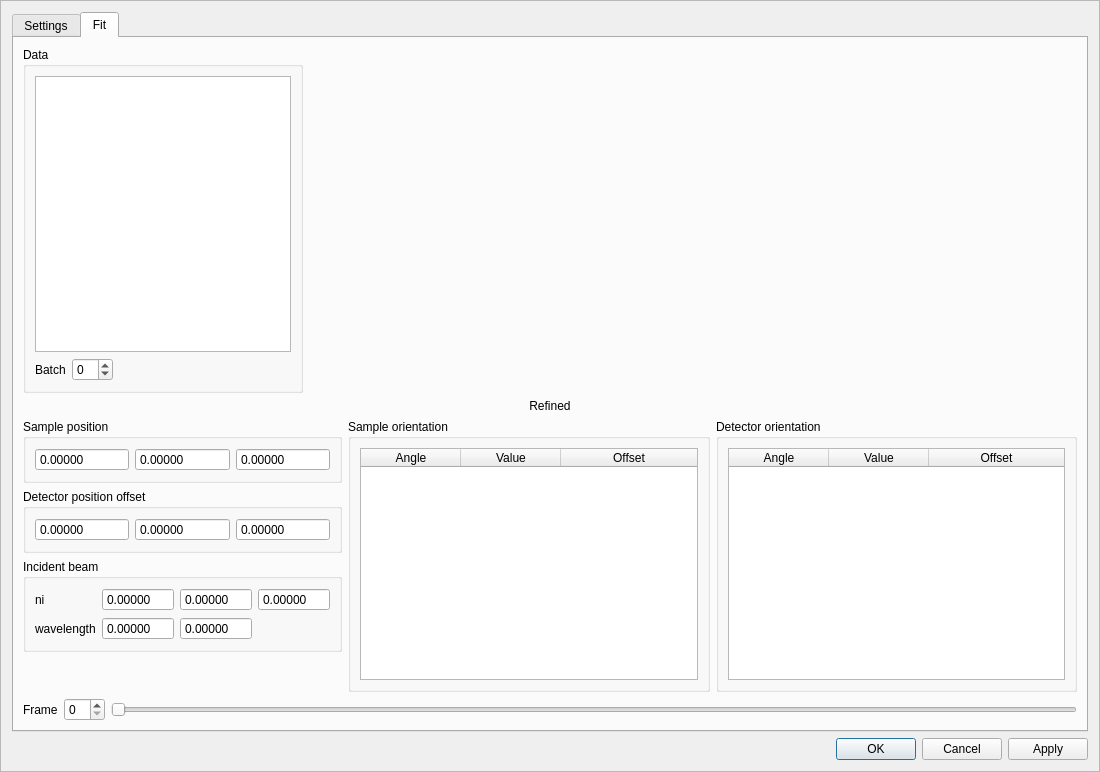
Above: apps/nsxqt/ui/FrameRefiner.ui from k61n/openhkl before the change. Below: the same form after it.
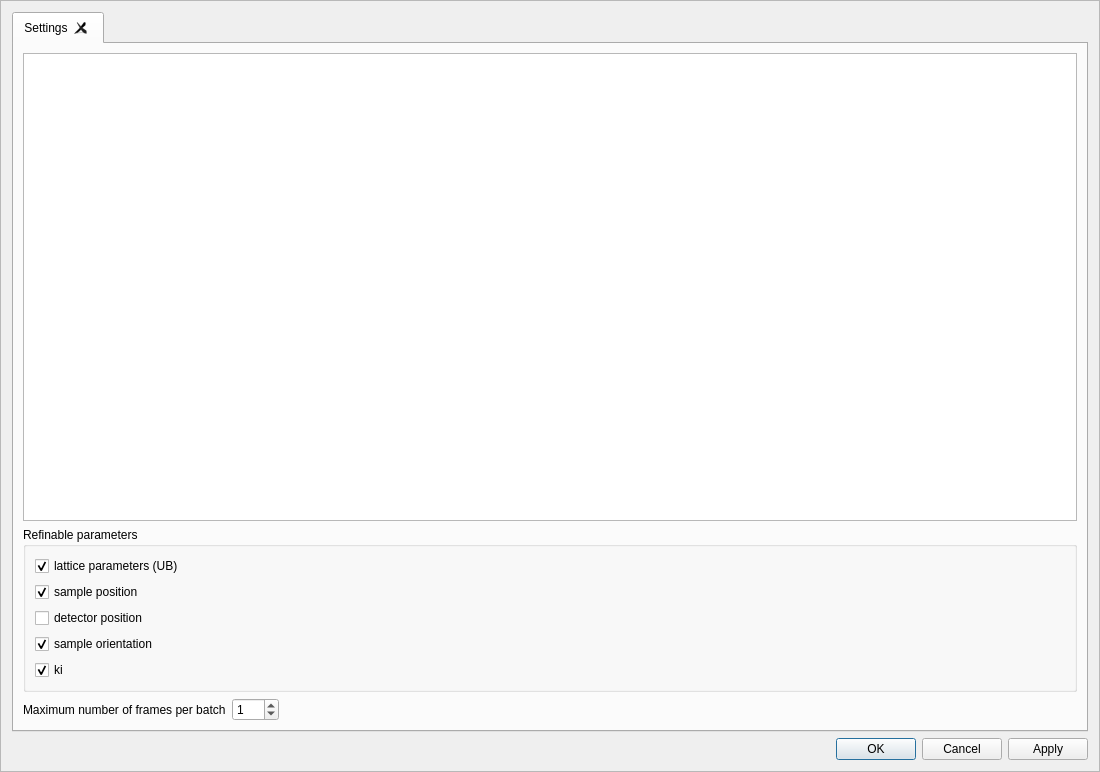
That is the form after the change. Custom widgets are drawn as their Qt base class.

Commit message: Added WidgetRefinerFit for the display of the results of the refiner fit Updated code accordingly

Diff of the .ui file:
```diff
--- a/apps/nsxqt/ui/FrameRefiner.ui
+++ b/apps/nsxqt/ui/FrameRefiner.ui
@@ -29,7 +29,10 @@
    <item>
     <widget class="QTabWidget" name="tabWidget">
      <property name="currentIndex">
-      <number>1</number>
+      <number>0</number>
+     </property>
+     <property name="tabsClosable">
+      <bool>true</bool>
      </property>
      <widget class="QWidget" name="settings">
       <attribute name="title">
@@ -130,13 +133,13 @@
               <bool>true</bool>
              </property>
              <property name="minimum">
-              <number>100</number>
+              <number>1</number>
              </property>
              <property name="maximum">
-              <number>10000</number>
+              <number>100</number>
              </property>
              <property name="value">
-              <number>10000</number>
+              <number>1</number>
              </property>
             </widget>
            </item>
@@ -159,557 +162,6 @@
        </item>
       </layout>
      </widget>
-     <widget class="QWidget" name="fit">
-      <attribute name="title">
-       <string>Fit</string>
-      </attribute>
-      <layout class="QVBoxLayout" name="verticalLayout_12">
-       <item>
-        <layout class="QVBoxLayout" name="verticalLayout_11" stretch="1,0,0">
-         <item>
-          <layout class="QHBoxLayout" name="horizontalLayout_5" stretch="0,1">
-           <item>
-            <layout class="QVBoxLayout" name="verticalLayout_6">
-             <item>
-              <widget class="QGroupBox" name="groupBox_2">
-               <property name="title">
-                <string>Data</string>
-               </property>
-               <layout class="QVBoxLayout" name="verticalLayout_5">
-                <item>
-                 <widget class="QListWidget" name="selected_data">
-                  <property name="toolTip">
-                   <string>&lt;html&gt;&lt;head/&gt;&lt;body&gt;&lt;p&gt;Select the data for which the cost function shold be inspected.&lt;/p&gt;&lt;/body&gt;&lt;/html&gt;</string>
-                  </property>
-                 </widget>
-                </item>
-                <item>
-                 <layout class="QHBoxLayout" name="horizontalLayout_6">
-                  <item>
-                   <widget class="QLabel" name="label_2">
-                    <property name="text">
-                     <string>Batch</string>
-                    </property>
-                   </widget>
-                  </item>
-                  <item>
-                   <widget class="QSpinBox" name="selected_batch">
-                    <property name="toolTip">
-                     <string>&lt;html&gt;&lt;head/&gt;&lt;body&gt;&lt;p&gt;Select the batch for which the cost function and the offsets should be inspected.&lt;/p&gt;&lt;/body&gt;&lt;/html&gt;</string>
-                    </property>
-                    <property name="wrapping">
-                     <bool>true</bool>
-                    </property>
-                    <property name="readOnly">
-                     <bool>false</bool>
-                    </property>
-                    <property name="buttonSymbols">
-                     <enum>QAbstractSpinBox::UpDownArrows</enum>
-                    </property>
-                   </widget>
-                  </item>
-                  <item>
-                   <spacer name="horizontalSpacer_2">
-                    <property name="orientation">
-                     <enum>Qt::Horizontal</enum>
-                    </property>
-                    <property name="sizeHint" stdset="0">
-                     <size>
-                      <width>40</width>
-                      <height>20</height>
-                     </size>
-                    </property>
-                   </spacer>
-                  </item>
-                 </layout>
-                </item>
-               </layout>
-              </widget>
-             </item>
-            </layout>
-           </item>
-           <item>
-            <widget class="SXPlot" name="plot" native="true"/>
-           </item>
-          </layout>
-         </item>
-         <item>
-          <widget class="QLabel" name="refined">
-           <property name="text">
-            <string>Refined</string>
-           </property>
-           <property name="alignment">
-            <set>Qt::AlignCenter</set>
-           </property>
-          </widget>
-         </item>
-         <item>
-          <layout class="QHBoxLayout" name="horizontalLayout_4">
-           <item>
-            <layout class="QVBoxLayout" name="verticalLayout_10">
-             <item>
-              <widget class="QGroupBox" name="groupBox_4">
-               <property name="title">
-                <string>Sample position</string>
-               </property>
-               <layout class="QHBoxLayout" name="horizontalLayout_2">
-                <item>
-                 <widget class="QDoubleSpinBox" name="sample_position_x">
-                  <property name="readOnly">
-                   <bool>true</bool>
-                  </property>
-                  <property name="buttonSymbols">
-                   <enum>QAbstractSpinBox::NoButtons</enum>
-                  </property>
-                  <property name="decimals">
-                   <number>5</number>
-                  </property>
-                  <property name="minimum">
-                   <double>-100.000000000000000</double>
-                  </property>
-                  <property name="maximum">
-                   <double>100.000000000000000</double>
-                  </property>
-                  <property name="singleStep">
-                   <double>0.000010000000000</double>
-                  </property>
-                 </widget>
-                </item>
-                <item>
-                 <widget class="QDoubleSpinBox" name="sample_position_y">
-                  <property name="readOnly">
-                   <bool>true</bool>
-                  </property>
-                  <property name="buttonSymbols">
-                   <enum>QAbstractSpinBox::NoButtons</enum>
-                  </property>
-                  <property name="decimals">
-                   <number>5</number>
-                  </property>
-                  <property name="minimum">
-                   <double>-100.000000000000000</double>
-                  </property>
-                  <property name="maximum">
-                   <double>100.000000000000000</double>
-                  </property>
-                  <property name="singleStep">
-                   <double>0.000010000000000</double>
-                  </property>
-                 </widget>
-                </item>
-                <item>
-                 <widget class="QDoubleSpinBox" name="sample_position_z">
-                  <property name="readOnly">
-                   <bool>true</bool>
-                  </property>
-                  <property name="buttonSymbols">
-                   <enum>QAbstractSpinBox::NoButtons</enum>
-                  </property>
-                  <property name="decimals">
-                   <number>5</number>
-                  </property>
-                  <property name="minimum">
-                   <double>-100.000000000000000</double>
-                  </property>
-                  <property name="maximum">
-                   <double>100.000000000000000</double>
-                  </property>
-                  <property name="singleStep">
-                   <double>0.000010000000000</double>
-                  </property>
-                 </widget>
-                </item>
-               </layout>
-              </widget>
-             </item>
-             <item>
-              <widget class="QGroupBox" name="groupBox_3">
-               <property name="title">
-                <string>Detector position offset</string>
-               </property>
-               <layout class="QHBoxLayout" name="horizontalLayout_3">
-                <item>
-                 <widget class="QDoubleSpinBox" name="detector_position_offset_x">
-                  <property name="toolTip">
-                   <string>&lt;html&gt;&lt;head/&gt;&lt;body&gt;&lt;p&gt;The refined detector position offset in x.&lt;/p&gt;&lt;/body&gt;&lt;/html&gt;</string>
-                  </property>
-                  <property name="readOnly">
-                   <bool>true</bool>
-                  </property>
-                  <property name="buttonSymbols">
-                   <enum>QAbstractSpinBox::NoButtons</enum>
-                  </property>
-                  <property name="decimals">
-                   <number>5</number>
-                  </property>
-                  <property name="minimum">
-                   <double>-100.000000000000000</double>
-                  </property>
-                  <property name="maximum">
-                   <double>100.000000000000000</double>
-                  </property>
-                  <property name="singleStep">
-                   <double>0.000010000000000</double>
-                  </property>
-                 </widget>
-                </item>
-                <item>
-                 <widget class="QDoubleSpinBox" name="detector_position_offset_y">
-                  <property name="toolTip">
-                   <string>&lt;html&gt;&lt;head/&gt;&lt;body&gt;&lt;p&gt;The refined detector position offset in y.&lt;/p&gt;&lt;/body&gt;&lt;/html&gt;</string>
-                  </property>
-                  <property name="readOnly">
-                   <bool>true</bool>
-                  </property>
-                  <property name="buttonSymbols">
-                   <enum>QAbstractSpinBox::NoButtons</enum>
-                  </property>
-                  <property name="decimals">
-                   <number>5</number>
-                  </property>
-                  <property name="minimum">
-                   <double>-100.000000000000000</double>
-                  </property>
-                  <property name="maximum">
-                   <double>100.000000000000000</double>
-                  </property>
-                  <property name="singleStep">
-                   <double>0.000010000000000</double>
-                  </property>
-                 </widget>
-                </item>
-                <item>
-                 <widget class="QDoubleSpinBox" name="detector_position_offset_z">
-                  <property name="toolTip">
-                   <string>&lt;html&gt;&lt;head/&gt;&lt;body&gt;&lt;p&gt;The refined detector position offset in z.&lt;/p&gt;&lt;/body&gt;&lt;/html&gt;</string>
-                  </property>
-                  <property name="readOnly">
-                   <bool>true</bool>
-                  </property>
-                  <property name="buttonSymbols">
-                   <enum>QAbstractSpinBox::NoButtons</enum>
-                  </property>
-                  <property name="decimals">
-                   <number>5</number>
-                  </property>
-                  <property name="minimum">
-                   <double>-100.000000000000000</double>
-                  </property>
-                  <property name="maximum">
-                   <double>100.000000000000000</double>
-                  </property>
-                  <property name="singleStep">
-                   <double>0.000010000000000</double>
-                  </property>
-                 </widget>
-                </item>
-               </layout>
-              </widget>
-             </item>
-             <item>
-              <widget class="QGroupBox" name="groupBox_5">
-               <property name="title">
-                <string>Incident beam</string>
-               </property>
-               <layout class="QGridLayout" name="gridLayout">
-                <item row="0" column="0">
-                 <widget class="QLabel" name="label_4">
-                  <property name="text">
-                   <string>ni</string>
-                  </property>
-                 </widget>
-                </item>
-                <item row="0" column="1">
-                 <widget class="QDoubleSpinBox" name="ni_x">
-                  <property name="toolTip">
-                   <string>&lt;html&gt;&lt;head/&gt;&lt;body&gt;&lt;p&gt;The refined incident beam in x.&lt;/p&gt;&lt;/body&gt;&lt;/html&gt;</string>
-                  </property>
-                  <property name="readOnly">
-                   <bool>true</bool>
-                  </property>
-                  <property name="buttonSymbols">
-                   <enum>QAbstractSpinBox::NoButtons</enum>
-                  </property>
-                  <property name="decimals">
-                   <number>5</number>
-                  </property>
-                  <property name="minimum">
-                   <double>-100.000000000000000</double>
-                  </property>
-                  <property name="maximum">
-                   <double>100.000000000000000</double>
-                  </property>
-                  <property name="singleStep">
-                   <double>0.000010000000000</double>
-                  </property>
-                 </widget>
-                </item>
-                <item row="0" column="2">
-                 <widget class="QDoubleSpinBox" name="ni_y">
-                  <property name="toolTip">
-                   <string>&lt;html&gt;&lt;head/&gt;&lt;body&gt;&lt;p&gt;The refined incident beam in y.&lt;/p&gt;&lt;/body&gt;&lt;/html&gt;</string>
-                  </property>
-                  <property name="readOnly">
-                   <bool>true</bool>
-                  </property>
-                  <property name="buttonSymbols">
-                   <enum>QAbstractSpinBox::NoButtons</enum>
-                  </property>
-                  <property name="decimals">
-                   <number>5</number>
-                  </property>
-                  <property name="minimum">
-                   <double>-100.000000000000000</double>
-                  </property>
-                  <property name="maximum">
-                   <double>100.000000000000000</double>
-                  </property>
-                  <property name="singleStep">
-                   <double>0.000010000000000</double>
-                  </property>
-                 </widget>
-                </item>
-                <item row="0" column="3">
-                 <widget class="QDoubleSpinBox" name="ni_z">
-                  <property name="toolTip">
-                   <string>&lt;html&gt;&lt;head/&gt;&lt;body&gt;&lt;p&gt;The refined incident beam in z.&lt;/p&gt;&lt;/body&gt;&lt;/html&gt;</string>
-                  </property>
-                  <property name="readOnly">
-                   <bool>true</bool>
-                  </property>
-                  <property name="buttonSymbols">
-                   <enum>QAbstractSpinBox::NoButtons</enum>
-                  </property>
-                  <property name="decimals">
-                   <number>5</number>
-                  </property>
-                  <property name="minimum">
-                   <double>-100.000000000000000</double>
-                  </property>
-                  <property name="maximum">
-                   <double>100.000000000000000</double>
-                  </property>
-                  <property name="singleStep">
-                   <double>0.000010000000000</double>
-                  </property>
-                 </widget>
-                </item>
-                <item row="1" column="0">
-                 <widget class="QLabel" name="label_5">
-                  <property name="text">
-                   <string>wavelength</string>
-                  </property>
-                 </widget>
-                </item>
-                <item row="1" column="1">
-                 <widget class="QDoubleSpinBox" name="wavelength">
-                  <property name="toolTip">
-                   <string>&lt;html&gt;&lt;head/&gt;&lt;body&gt;&lt;p&gt;The wavelength set in the metadata&lt;/p&gt;&lt;/body&gt;&lt;/html&gt;</string>
-                  </property>
-                  <property name="readOnly">
-                   <bool>true</bool>
-                  </property>
-                  <property name="buttonSymbols">
-                   <enum>QAbstractSpinBox::NoButtons</enum>
-                  </property>
-                  <property name="decimals">
-                   <number>5</number>
-                  </property>
-                  <property name="minimum">
-                   <double>-100.000000000000000</double>
-                  </property>
-                  <property name="maximum">
-                   <double>100.000000000000000</double>
-                  </property>
-                  <property name="singleStep">
-                   <double>0.000010000000000</double>
-                  </property>
-                 </widget>
-                </item>
-                <item row="1" column="2">
-                 <widget class="QDoubleSpinBox" name="wavelength_offset">
-                  <property name="toolTip">
-                   <string>&lt;html&gt;&lt;head/&gt;&lt;body&gt;&lt;p&gt;The refined wavelength offset&lt;/p&gt;&lt;/body&gt;&lt;/html&gt;</string>
-                  </property>
-                  <property name="readOnly">
-                   <bool>true</bool>
-                  </property>
-                  <property name="buttonSymbols">
-                   <enum>QAbstractSpinBox::NoButtons</enum>
-                  </property>
-                  <property name="decimals">
-                   <number>5</number>
-                  </property>
-                  <property name="minimum">
-                   <double>-100.000000000000000</double>
-                  </property>
-                  <property name="maximum">
-                   <double>100.000000000000000</double>
-                  </property>
-                  <property name="singleStep">
-                   <double>0.000010000000000</double>
-                  </property>
-                 </widget>
-                </item>
-               </layout>
-              </widget>
-             </item>
-             <item>
-              <spacer name="verticalSpacer">
-               <property name="orientation">
-                <enum>Qt::Vertical</enum>
-               </property>
-               <property name="sizeHint" stdset="0">
-                <size>
-                 <width>20</width>
-                 <height>40</height>
-                </size>
-               </property>
-              </spacer>
-             </item>
-            </layout>
-           </item>
-           <item>
-            <widget class="QGroupBox" name="groupBox_6">
-             <property name="title">
-              <string>Sample orientation</string>
-             </property>
-             <layout class="QVBoxLayout" name="verticalLayout_8">
-              <item>
-               <widget class="QTableWidget" name="sample_orientation">
-                <property name="toolTip">
-                 <string>&lt;html&gt;&lt;head/&gt;&lt;body&gt;&lt;p&gt;The refined offsets for the sample goniometer angles.&lt;/p&gt;&lt;/body&gt;&lt;/html&gt;</string>
-                </property>
-                <property name="verticalScrollBarPolicy">
-                 <enum>Qt::ScrollBarAlwaysOff</enum>
-                </property>
-                <property name="horizontalScrollBarPolicy">
-                 <enum>Qt::ScrollBarAlwaysOff</enum>
-                </property>
-                <property name="sizeAdjustPolicy">
-                 <enum>QAbstractScrollArea::AdjustToContents</enum>
-                </property>
-                <property name="autoScroll">
-                 <bool>false</bool>
-                </property>
-                <property name="editTriggers">
-                 <set>QAbstractItemView::NoEditTriggers</set>
-                </property>
-                <property name="columnCount">
-                 <number>3</number>
-                </property>
-                <attribute name="horizontalHeaderStretchLastSection">
-                 <bool>true</bool>
-                </attribute>
-                <attribute name="verticalHeaderVisible">
-                 <bool>false</bool>
-                </attribute>
-                <column>
-                 <property name="text">
-                  <string>Angle</string>
-                 </property>
-                </column>
-                <column>
-                 <property name="text">
-                  <string>Value</string>
-                 </property>
-                </column>
-                <column>
-                 <property name="text">
-                  <string>Offset</string>
-                 </property>
-                </column>
-               </widget>
-              </item>
-             </layout>
-            </widget>
-           </item>
-           <item>
-            <widget class="QGroupBox" name="groupBox_7">
-             <property name="title">
-              <string>Detector orientation</string>
-             </property>
-             <layout class="QVBoxLayout" name="verticalLayout_9">
-              <item>
-               <widget class="QTableWidget" name="detector_orientation">
-                <property name="toolTip">
-                 <string>&lt;html&gt;&lt;head/&gt;&lt;body&gt;&lt;p&gt;The refined offsets for the detector goniometer angles.&lt;/p&gt;&lt;/body&gt;&lt;/html&gt;</string>
-                </property>
-                <property name="verticalScrollBarPolicy">
-                 <enum>Qt::ScrollBarAlwaysOff</enum>
-                </property>
-                <property name="horizontalScrollBarPolicy">
-                 <enum>Qt::ScrollBarAlwaysOff</enum>
-                </property>
-                <property name="sizeAdjustPolicy">
-                 <enum>QAbstractScrollArea::AdjustToContents</enum>
-                </property>
-                <property name="autoScroll">
-                 <bool>false</bool>
-                </property>
-                <property name="editTriggers">
-                 <set>QAbstractItemView::NoEditTriggers</set>
-                </property>
-                <attribute name="horizontalHeaderStretchLastSection">
-                 <bool>true</bool>
-                </attribute>
-                <attribute name="verticalHeaderVisible">
-                 <bool>false</bool>
-                </attribute>
-                <column>
-                 <property name="text">
-                  <string>Angle</string>
-                 </property>
-                </column>
-                <column>
-                 <property name="text">
-                  <string>Value</string>
-                 </property>
-                </column>
-                <column>
-                 <property name="text">
-                  <string>Offset</string>
-                 </property>
-                </column>
-               </widget>
-              </item>
-             </layout>
-            </widget>
-           </item>
-          </layout>
-         </item>
-        </layout>
-       </item>
-       <item>
-        <layout class="QHBoxLayout" name="horizontalLayout_7">
-         <item>
-          <widget class="QLabel" name="label_3">
-           <property name="text">
-            <string>Frame</string>
-           </property>
-          </widget>
-         </item>
-         <item>
-          <widget class="QSpinBox" name="selected_frame">
-           <property name="toolTip">
-            <string>&lt;html&gt;&lt;head/&gt;&lt;body&gt;&lt;p&gt;Select the frame for which the cost function and offsets shou&lt;/p&gt;&lt;p&gt;ld be inspected.&lt;/p&gt;&lt;/body&gt;&lt;/html&gt;</string>
-           </property>
-          </widget>
-         </item>
-         <item>
-          <widget class="QSlider" name="selected_frame_slider">
-           <property name="toolTip">
-            <string>&lt;html&gt;&lt;head/&gt;&lt;body&gt;&lt;p&gt;Select the frame for which the cost function and offsets shou&lt;/p&gt;&lt;p&gt;ld be inspected.&lt;/p&gt;&lt;/body&gt;&lt;/html&gt;</string>
-           </property>
-           <property name="orientation">
-            <enum>Qt::Horizontal</enum>
-           </property>
-          </widget>
-         </item>
-        </layout>
-       </item>
-      </layout>
-     </widget>
     </widget>
    </item>
    <item>
@@ -727,12 +179,6 @@
    <extends>QTableView</extends>
    <header>PeakTableView.h</header>
   </customwidget>
-  <customwidget>
-   <class>SXPlot</class>
-   <extends>QWidget</extends>
-   <header>plot/SXPlot.h</header>
-   <container>1</container>
-  </customwidget>
  </customwidgets>
  <resources/>
  <connections/>
```
Left out of the diff: 4 changed lines with no effect on the pictures. The commit also changes 11 other files.
